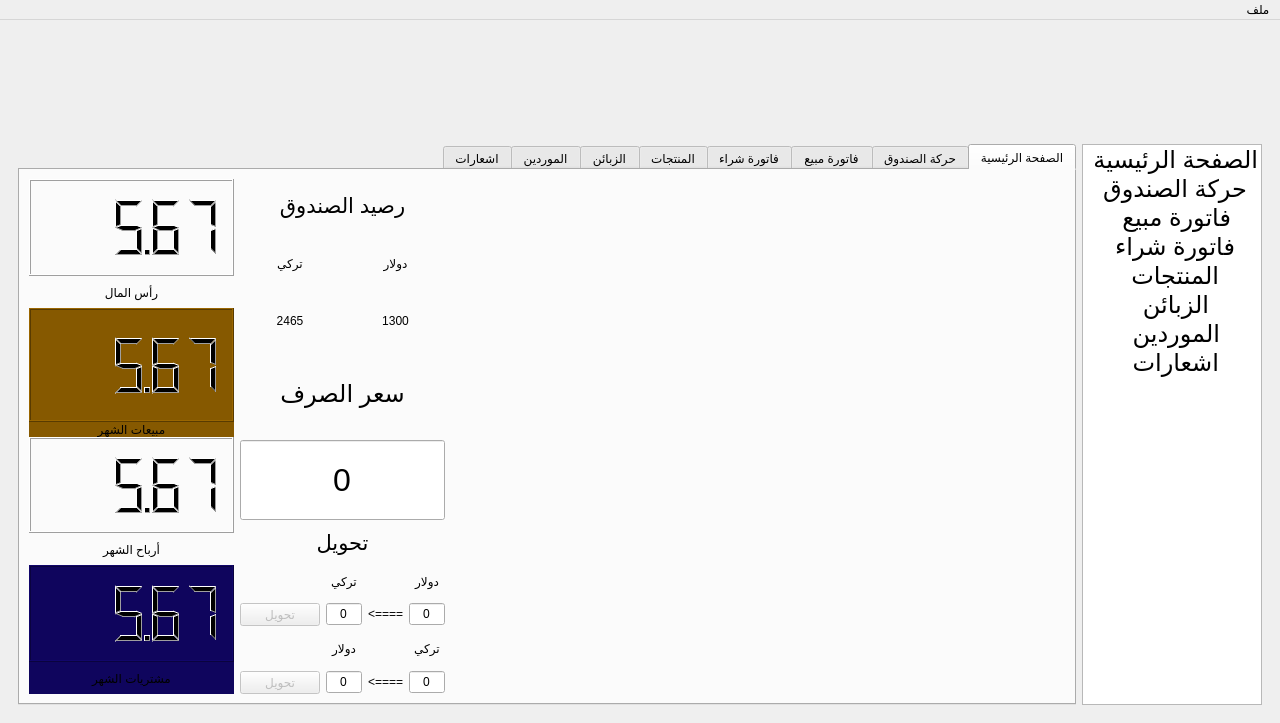
First picture: the form in j_shop.ui, repository sameraga/Al_Jamal_Shop, before the edit.
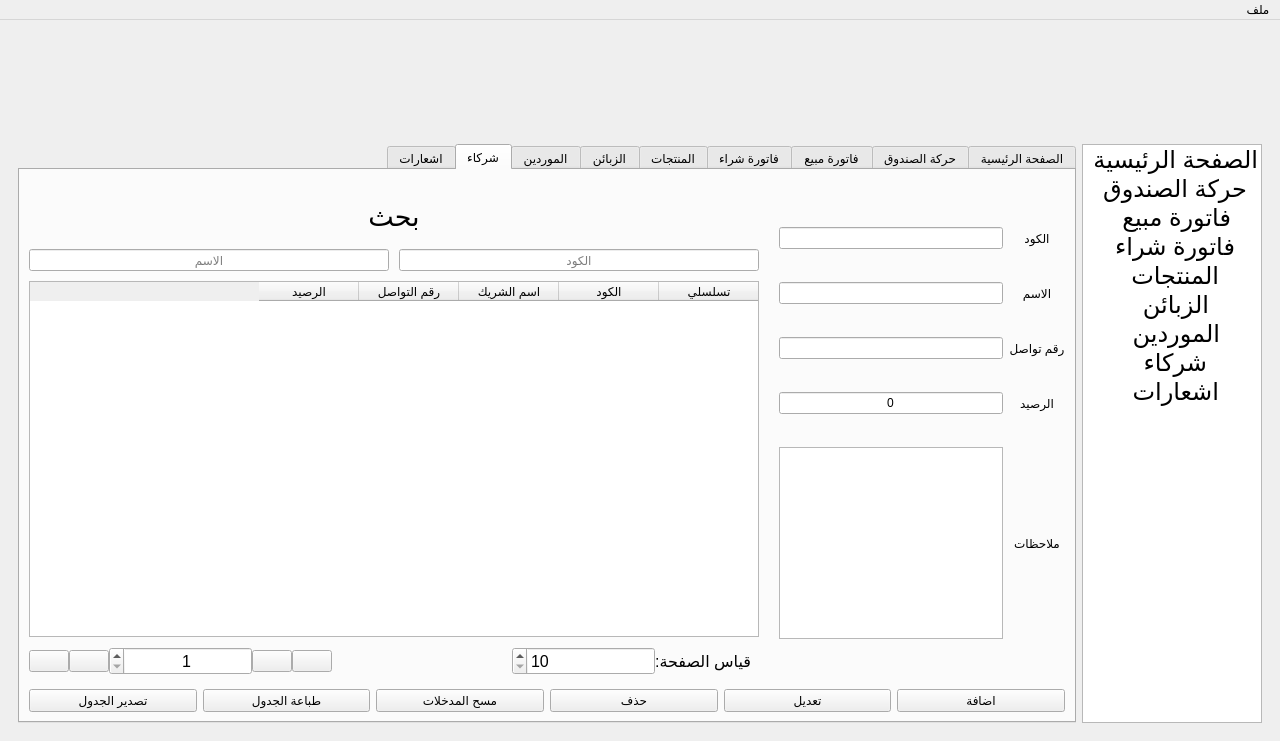
Second picture: the form after the edit. The open tabs and pages were chosen to show the change. Icons and pictures are not drawn.

```diff
--- a/j_shop.ui
+++ b/j_shop.ui
@@ -7,7 +7,7 @@
     <x>0</x>
     <y>0</y>
     <width>1280</width>
-    <height>723</height>
+    <height>741</height>
    </rect>
   </property>
   <property name="windowTitle">
@@ -192,6 +192,11 @@
               <string>الموردين</string>
              </property>
             </item>
+            <item>
+             <property name="text">
+              <string>شركاء</string>
+             </property>
+            </item>
             <item>
              <property name="text">
               <string>اشعارات</string>
@@ -658,9 +663,6 @@
                   <height>450</height>
                  </size>
                 </property>
-                <property name="styleSheet">
-                 <string notr="true">background-image: url(:/icons/icons/ph2.png);</string>
-                </property>
                 <property name="text">
                  <string/>
                 </property>
@@ -3765,6 +3767,430 @@
               </item>
              </layout>
             </widget>
+            <widget class="QWidget" name="tab_8">
+             <attribute name="title">
+              <string>شركاء</string>
+             </attribute>
+             <layout class="QVBoxLayout" name="verticalLayout_4">
+              <item>
+               <layout class="QHBoxLayout" name="horizontalLayout_14" stretch="2,5">
+                <property name="spacing">
+                 <number>0</number>
+                </property>
+                <property name="topMargin">
+                 <number>15</number>
+                </property>
+                <property name="bottomMargin">
+                 <number>8</number>
+                </property>
+                <item>
+                 <layout class="QGridLayout" name="gridLayout_11" rowstretch="0,0,0,0,0">
+                  <property name="sizeConstraint">
+                   <enum>QLayout::SetDefaultConstraint</enum>
+                  </property>
+                  <property name="leftMargin">
+                   <number>10</number>
+                  </property>
+                  <property name="horizontalSpacing">
+                   <number>6</number>
+                  </property>
+                  <property name="verticalSpacing">
+                   <number>0</number>
+                  </property>
+                  <item row="2" column="1">
+                   <widget class="QLineEdit" name="pa_phone">
+                    <property name="alignment">
+                     <set>Qt::AlignCenter</set>
+                    </property>
+                   </widget>
+                  </item>
+                  <item row="0" column="0">
+                   <widget class="QLabel" name="label_70">
+                    <property name="text">
+                     <string>الكود</string>
+                    </property>
+                    <property name="alignment">
+                     <set>Qt::AlignCenter</set>
+                    </property>
+                   </widget>
+                  </item>
+                  <item row="3" column="0">
+                   <widget class="QLabel" name="label_59">
+                    <property name="text">
+                     <string>الرصيد</string>
+                    </property>
+                    <property name="alignment">
+                     <set>Qt::AlignCenter</set>
+                    </property>
+                   </widget>
+                  </item>
+                  <item row="2" column="0">
+                   <widget class="QLabel" name="label_71">
+                    <property name="text">
+                     <string>رقم تواصل</string>
+                    </property>
+                    <property name="alignment">
+                     <set>Qt::AlignCenter</set>
+                    </property>
+                   </widget>
+                  </item>
+                  <item row="1" column="0">
+                   <widget class="QLabel" name="label_72">
+                    <property name="text">
+                     <string>الاسم</string>
+                    </property>
+                    <property name="alignment">
+                     <set>Qt::AlignCenter</set>
+                    </property>
+                   </widget>
+                  </item>
+                  <item row="0" column="1">
+                   <widget class="QLineEdit" name="pa_code">
+                    <property name="alignment">
+                     <set>Qt::AlignCenter</set>
+                    </property>
+                   </widget>
+                  </item>
+                  <item row="3" column="1">
+                   <widget class="QLineEdit" name="pa_balance">
+                    <property name="text">
+                     <string>0</string>
+                    </property>
+                    <property name="maxLength">
+                     <number>9</number>
+                    </property>
+                    <property name="alignment">
+                     <set>Qt::AlignCenter</set>
+                    </property>
+                   </widget>
+                  </item>
+                  <item row="4" column="1">
+                   <widget class="QTextEdit" name="pa_note">
+                    <property name="sizePolicy">
+                     <sizepolicy hsizetype="Expanding" vsizetype="Fixed">
+                      <horstretch>0</horstretch>
+                      <verstretch>0</verstretch>
+                     </sizepolicy>
+                    </property>
+                   </widget>
+                  </item>
+                  <item row="4" column="0">
+                   <widget class="QLabel" name="label_58">
+                    <property name="text">
+                     <string>ملاحظات</string>
+                    </property>
+                    <property name="alignment">
+                     <set>Qt::AlignCenter</set>
+                    </property>
+                   </widget>
+                  </item>
+                  <item row="1" column="1">
+                   <widget class="QLineEdit" name="pa_name">
+                    <property name="maxLength">
+                     <number>100</number>
+                    </property>
+                    <property name="alignment">
+                     <set>Qt::AlignCenter</set>
+                    </property>
+                   </widget>
+                  </item>
+                 </layout>
+                </item>
+                <item>
+                 <layout class="QVBoxLayout" name="verticalLayout_24" stretch="1,1,8,0">
+                  <property name="spacing">
+                   <number>10</number>
+                  </property>
+                  <property name="rightMargin">
+                   <number>10</number>
+                  </property>
+                  <item>
+                   <widget class="QLabel" name="label_74">
+                    <property name="font">
+                     <font>
+                      <family>Arial</family>
+                      <pointsize>20</pointsize>
+                      <weight>50</weight>
+                      <italic>false</italic>
+                      <bold>false</bold>
+                     </font>
+                    </property>
+                    <property name="text">
+                     <string>بحث</string>
+                    </property>
+                    <property name="alignment">
+                     <set>Qt::AlignCenter</set>
+                    </property>
+                   </widget>
+                  </item>
+                  <item>
+                   <layout class="QHBoxLayout" name="horizontalLayout_19">
+                    <item>
+                     <widget class="QLineEdit" name="pa_code_search">
+                      <property name="alignment">
+                       <set>Qt::AlignCenter</set>
+                      </property>
+                      <property name="placeholderText">
+                       <string>الكود</string>
+                      </property>
+                     </widget>
+                    </item>
+                    <item>
+                     <widget class="QLineEdit" name="pa_name_search">
+                      <property name="alignment">
+                       <set>Qt::AlignCenter</set>
+                      </property>
+                      <property name="placeholderText">
+                       <string>الاسم</string>
+                      </property>
+                     </widget>
+                    </item>
+                   </layout>
+                  </item>
+                  <item>
+                   <widget class="QTableWidget" name="pa_table">
+                    <property name="editTriggers">
+                     <set>QAbstractItemView::NoEditTriggers</set>
+                    </property>
+                    <property name="selectionMode">
+                     <enum>QAbstractItemView::SingleSelection</enum>
+                    </property>
+                    <property name="selectionBehavior">
+                     <enum>QAbstractItemView::SelectRows</enum>
+                    </property>
+                    <attribute name="verticalHeaderVisible">
+                     <bool>false</bool>
+                    </attribute>
+                    <column>
+                     <property name="text">
+                      <string>تسلسلي</string>
+                     </property>
+                    </column>
+                    <column>
+                     <property name="text">
+                      <string>الكود</string>
+                     </property>
+                    </column>
+                    <column>
+                     <property name="text">
+                      <string>اسم الشريك</string>
+                     </property>
+                    </column>
+                    <column>
+                     <property name="text">
+                      <string>رقم التواصل</string>
+                     </property>
+                    </column>
+                    <column>
+                     <property name="text">
+                      <string>الرصيد</string>
+                     </property>
+                    </column>
+                   </widget>
+                  </item>
+                  <item>
+                   <layout class="QHBoxLayout" name="horizontalLayout_27" stretch="2,4,5,1,1,4,1,1">
+                    <property name="spacing">
+                     <number>0</number>
+                    </property>
+                    <property name="rightMargin">
+                     <number>8</number>
+                    </property>
+                    <property name="bottomMargin">
+                     <number>0</number>
+                    </property>
+                    <item>
+                     <widget class="QLabel" name="label_75">
+                      <property name="font">
+                       <font>
+                        <pointsize>12</pointsize>
+                        <weight>50</weight>
+                        <italic>false</italic>
+                        <bold>false</bold>
+                       </font>
+                      </property>
+                      <property name="text">
+                       <string>قياس الصفحة:</string>
+                      </property>
+                     </widget>
+                    </item>
+                    <item>
+                     <widget class="QSpinBox" name="pa_page_size">
+                      <property name="font">
+                       <font>
+                        <pointsize>12</pointsize>
+                        <weight>50</weight>
+                        <italic>false</italic>
+                        <bold>false</bold>
+                       </font>
+                      </property>
+                      <property name="minimum">
+                       <number>10</number>
+                      </property>
+                      <property name="maximum">
+                       <number>200</number>
+                      </property>
+                      <property name="singleStep">
+                       <number>10</number>
+                      </property>
+                     </widget>
+                    </item>
+                    <item>
+                     <spacer name="horizontalSpacer_12">
+                      <property name="orientation">
+                       <enum>Qt::Horizontal</enum>
+                      </property>
+                      <property name="sizeHint" stdset="0">
+                       <size>
+                        <width>40</width>
+                        <height>20</height>
+                       </size>
+                      </property>
+                     </spacer>
+                    </item>
+                    <item>
+                     <widget class="QPushButton" name="pa_last">
+                      <property name="text">
+                       <string/>
+                      </property>
+                      <property name="icon">
+                       <iconset resource="icons.qrc">
+                        <normaloff>:/icons/icons/last-white.png</normaloff>:/icons/icons/last-white.png</iconset>
+                      </property>
+                      <property name="iconSize">
+                       <size>
+                        <width>40</width>
+                        <height>40</height>
+                       </size>
+                      </property>
+                     </widget>
+                    </item>
+                    <item>
+                     <widget class="QPushButton" name="pa_post">
+                      <property name="text">
+                       <string/>
+                      </property>
+                      <property name="icon">
+                       <iconset resource="icons.qrc">
+                        <normaloff>:/icons/icons/next-white.png</normaloff>:/icons/icons/next-white.png</iconset>
+                      </property>
+                      <property name="iconSize">
+                       <size>
+                        <width>40</width>
+                        <height>40</height>
+                       </size>
+                      </property>
+                     </widget>
+                    </item>
+                    <item>
+                     <widget class="QSpinBox" name="pa_page_num">
+                      <property name="font">
+                       <font>
+                        <pointsize>12</pointsize>
+                        <weight>50</weight>
+                        <italic>false</italic>
+                        <bold>false</bold>
+                       </font>
+                      </property>
+                      <property name="alignment">
+                       <set>Qt::AlignCenter</set>
+                      </property>
+                      <property name="minimum">
+                       <number>1</number>
+                      </property>
+                      <property name="maximum">
+                       <number>999</number>
+                      </property>
+                     </widget>
+                    </item>
+                    <item>
+                     <widget class="QPushButton" name="pa_previous">
+                      <property name="text">
+                       <string/>
+                      </property>
+                      <property name="icon">
+                       <iconset resource="icons.qrc">
+                        <normaloff>:/icons/icons/previous-white.png</normaloff>:/icons/icons/previous-white.png</iconset>
+                      </property>
+                      <property name="iconSize">
+                       <size>
+                        <width>40</width>
+                        <height>40</height>
+                       </size>
+                      </property>
+                     </widget>
+                    </item>
+                    <item>
+                     <widget class="QPushButton" name="pa_first">
+                      <property name="text">
+                       <string/>
+                      </property>
+                      <property name="icon">
+                       <iconset resource="icons.qrc">
+                        <normaloff>:/icons/icons/first-white.png</normaloff>:/icons/icons/first-white.png</iconset>
+                      </property>
+                      <property name="iconSize">
+                       <size>
+                        <width>40</width>
+                        <height>40</height>
+                       </size>
+                      </property>
+                     </widget>
+                    </item>
+                   </layout>
+                  </item>
+                 </layout>
+                </item>
+               </layout>
+              </item>
+              <item>
+               <layout class="QHBoxLayout" name="horizontalLayout_34">
+                <item>
+                 <widget class="QPushButton" name="btn_add_partners">
+                  <property name="text">
+                   <string>اضافة</string>
+                  </property>
+                 </widget>
+                </item>
+                <item>
+                 <widget class="QPushButton" name="btn_edit_partners">
+                  <property name="text">
+                   <string>تعديل</string>
+                  </property>
+                 </widget>
+                </item>
+                <item>
+                 <widget class="QPushButton" name="btn_delete_partners">
+                  <property name="text">
+                   <string>حذف</string>
+                  </property>
+                 </widget>
+                </item>
+                <item>
+                 <widget class="QPushButton" name="btn_clear_partners">
+                  <property name="text">
+                   <string>مسح المدخلات</string>
+                  </property>
+                 </widget>
+                </item>
+                <item>
+                 <widget class="QPushButton" name="btn_print_table_pa">
+                  <property name="text">
+                   <string>طباعة الجدول</string>
+                  </property>
+                 </widget>
+                </item>
+                <item>
+                 <widget class="QPushButton" name="btn_to_exel_pa">
+                  <property name="text">
+                   <string>تصدير الجدول</string>
+                  </property>
+                 </widget>
+                </item>
+               </layout>
+              </item>
+             </layout>
+            </widget>
             <widget class="QWidget" name="tab_7">
              <property name="sizePolicy">
               <sizepolicy hsizetype="Expanding" vsizetype="Expanding">
```
Left out of the diff: 287 changed lines with no effect on the pictures.
